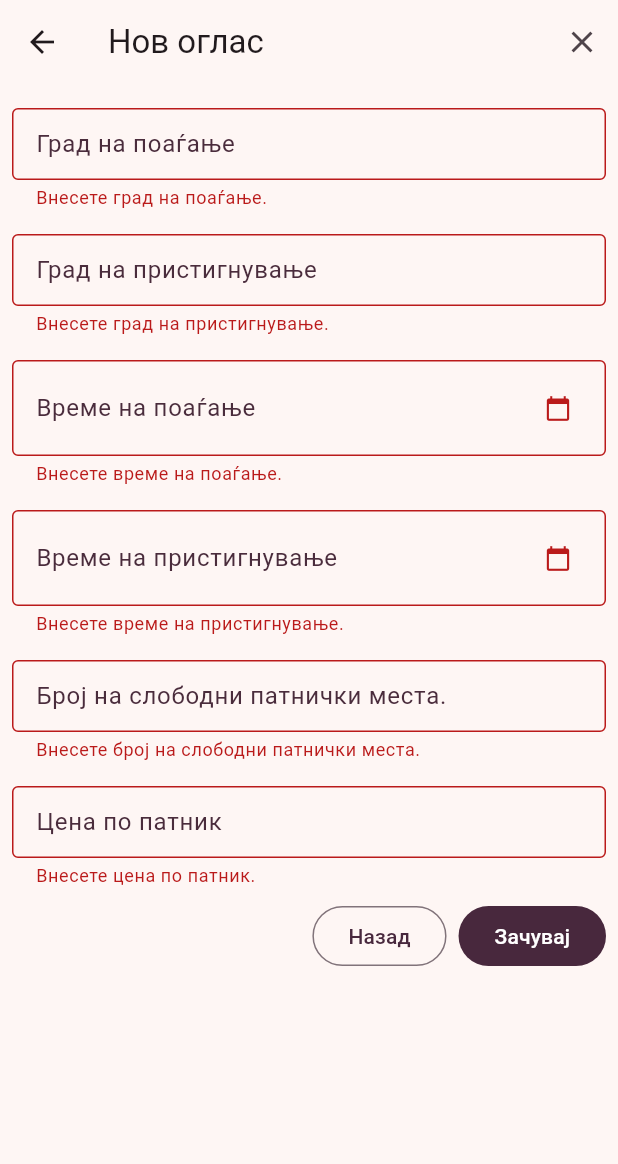
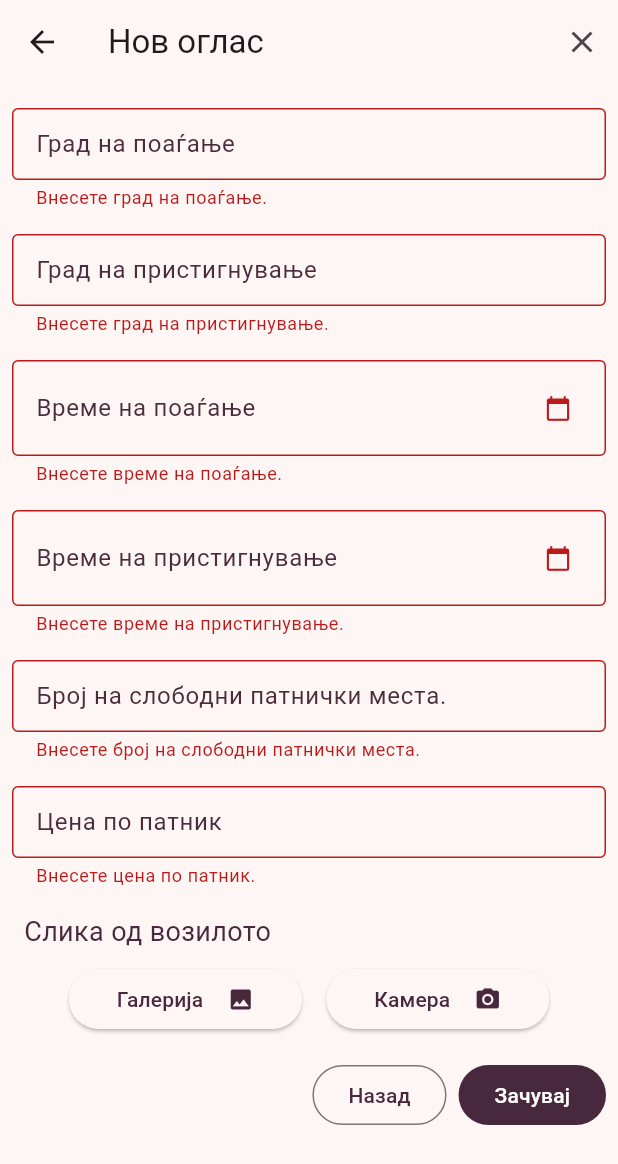
Before and after one commit to peshevskidimitar/fareshare, a Flutter app: the AddPostPage screen opened directly, after a tap on "Зачувај", on a phone screen of 412 x 824 dp. Shown: the top 1164 px of the screen. Run offline on Flutter 3.47's test engine with Material 3 defaults, Android fonts, the phone set to English and light mode, and no system bars; our stand-ins replace bloc, cloud_firestore, equatable, firebase_auth, firebase_core, firebase_storage and 8 more; accounts and stored records are empty; generated files the repository leaves out were written again; network calls fail.

Commit message:
Finalize functionality

```diff
--- a/lib/domain/post.dart
+++ b/lib/domain/post.dart
@@ -1,7 +1,8 @@
 import 'package:cloud_firestore/cloud_firestore.dart';
+import 'package:equatable/equatable.dart';
 import 'package:fareshare/domain/reservation.dart';
 
-class Post {
+class Post extends Equatable {
   final String? id;
   final String userId;
   final String departureCity;
@@ -10,9 +11,10 @@ class Post {
   final DateTime arrivalTime;
   final int passengerSeats;
   final double pricePerPassenger;
+  final String vehicleImageUrl;
   final List<Reservation>? reservations;
 
-  Post({
+  const Post({
     this.id,
     required this.userId,
     required this.departureCity,
@@ -21,18 +23,20 @@ class Post {
     required this.arrivalTime,
     required this.passengerSeats,
     required this.pricePerPassenger,
+    required this.vehicleImageUrl,
     this.reservations,
   });
 
   factory Post.fromSnapshot(DocumentSnapshot<Map<String, dynamic>> snapshot) {
     return Post(
       id: snapshot.id,
-      userId: snapshot.get('userId'),
+      userId: snapshot.get('userId') as String,
       departureCity: snapshot.get('departureCity'),
       arrivalCity: snapshot.get('arrivalCity'),
       departureTime: snapshot.get('departureTime').toDate(),
       arrivalTime: snapshot.get('arrivalTime').toDate(),
       passengerSeats: snapshot.get('passengerSeats'),
+      vehicleImageUrl: snapshot.get('vehicleImageUrl'),
       pricePerPassenger: snapshot.get('pricePerPassenger').toDouble(),
     );
   }
@@ -46,6 +50,21 @@ class Post {
       'arrivalTime': arrivalTime,
       'passengerSeats': passengerSeats,
       'pricePerPassenger': pricePerPassenger,
+      'vehicleImageUrl': vehicleImageUrl,
     };
   }
+
+  @override
+  List<Object?> get props => [
+        id,
+        userId,
+        departureCity,
+        arrivalCity,
+        departureTime,
+        arrivalTime,
+        passengerSeats,
+        pricePerPassenger,
+        vehicleImageUrl,
+        reservations,
+      ];
 }
--- a/lib/domain/reservation.dart
+++ b/lib/domain/reservation.dart
@@ -1,13 +1,14 @@
 import 'package:cloud_firestore/cloud_firestore.dart';
+import 'package:equatable/equatable.dart';
 
-class Reservation {
+class Reservation extends Equatable {
   final String? id;
   final String fullName;
   final String address;
   final String phoneNumber;
   final String location;
 
-  Reservation({
+  const Reservation({
     this.id,
     required this.fullName,
     required this.address,
@@ -34,4 +35,13 @@ class Reservation {
       'location': location,
     };
   }
+
+  @override
+  List<Object?> get props => [
+    id,
+    fullName,
+    address,
+    phoneNumber,
+    location,
+  ];
 }
--- a/lib/presentation/widgets/auth/login_form.dart
+++ b/lib/presentation/widgets/auth/login_form.dart
@@ -21,7 +21,7 @@ class LoginForm extends StatelessWidget {
               ),
             );
         } else if (state.status.isSuccess) {
-          ScaffoldMessenger.of(context).hideCurrentSnackBar();
+          ScaffoldMessenger.of(context).clearSnackBars();
           Navigator.pop(context);
         }
       },
--- a/lib/presentation/widgets/auth/register_form.dart
+++ b/lib/presentation/widgets/auth/register_form.dart
@@ -11,7 +11,7 @@ class RegisterForm extends StatelessWidget {
     return BlocListener<RegisterCubit, RegisterState>(
       listener: (context, state) {
         if (state.status.isSuccess) {
-          ScaffoldMessenger.of(context).hideCurrentSnackBar();
+          ScaffoldMessenger.of(context).clearSnackBars();
           Navigator.of(context).pop();
         } else if (state.status.isFailure) {
           ScaffoldMessenger.of(context)
--- /dev/null
+++ b/lib/presentation/widgets/image_picker/image_picker_widget.dart
@@ -0,0 +1,101 @@
+import 'package:flutter/foundation.dart';
+import 'package:flutter/material.dart';
+import 'package:image_picker/image_picker.dart';
+
+class ImagePickerWidget extends StatefulWidget {
+  final void Function(XFile? image) setImage;
+
+  const ImagePickerWidget({super.key, required this.setImage});
+
+  @override
+  State<ImagePickerWidget> createState() => _ImagePickerWidgetState();
+}
+
+class _ImagePickerWidgetState extends State<ImagePickerWidget> {
+  XFile? image;
+
+  Future<void> _pickImage(ImageSource source) async {
+    try {
+      final image = await ImagePicker().pickImage(source: source);
+      widget.setImage(image);
+    } on Exception catch (e) {
+      if (kDebugMode) {
+        print(e);
+      }
+    }
+  }
+
+  @override
+  Widget build(BuildContext context) {
+    return Container(
+        margin: const EdgeInsets.symmetric(vertical: 8.0),
+        child: Column(
+          crossAxisAlignment: CrossAxisAlignment.start,
+          children: [
+            const Padding(
+              padding: EdgeInsets.symmetric(horizontal: 8.0),
+              child: Text(
+                'Слика од возилото',
+                style: TextStyle(
+                  fontSize: 18,
+                  color: Color.fromRGBO(72, 40, 61, 1.0),
+                ),
+              ),
+            ),
+            Row(
+              mainAxisAlignment: MainAxisAlignment.center,
+              children: [
+                Padding(
+                  padding: const EdgeInsets.all(8.0),
+                  child: ElevatedButton(
+                    onPressed: () => _pickImage(ImageSource.gallery),
+                    style: ElevatedButton.styleFrom(
+                      backgroundColor: const Color.fromRGBO(254, 246, 244, 1.0),
+                      foregroundColor: const Color.fromRGBO(72, 40, 61, 1.0),
+                    ),
+                    child: const Row(
+                      children: [
+                        Padding(
+                          padding: EdgeInsets.symmetric(horizontal: 8.0),
+                          child: Text('Галерија'),
+                        ),
+                        Padding(
+                          padding: EdgeInsets.symmetric(horizontal: 8.0),
+                          child: Icon(
+                            Icons.photo,
+                          ),
+                        )
+                      ],
+                    ),
+                  ),
+                ),
+                Padding(
+                  padding: const EdgeInsets.all(8.0),
+                  child: ElevatedButton(
+                    onPressed: () => _pickImage(ImageSource.camera),
+                    style: ElevatedButton.styleFrom(
+                      backgroundColor: const Color.fromRGBO(254, 246, 244, 1.0),
+                      foregroundColor: const Color.fromRGBO(72, 40, 61, 1.0),
+                    ),
+                    child: const Row(
+                      children: [
+                        Padding(
+                          padding: EdgeInsets.symmetric(horizontal: 8.0),
+                          child: Text('Камера'),
+                        ),
+                        Padding(
+                          padding: EdgeInsets.symmetric(horizontal: 8.0),
+                          child: Icon(
+                            Icons.camera_alt,
+                          ),
+                        )
+                      ],
+                    ),
+                  ),
+                )
+              ],
+            ),
+          ],
+        ));
+  }
+}
--- a/lib/presentation/widgets/post/add_post_form.dart
+++ b/lib/presentation/widgets/post/add_post_form.dart
@@ -1,9 +1,15 @@
+import 'dart:io';
+
+import 'package:fareshare/presentation/widgets/image_picker/image_picker_widget.dart';
 import 'package:fareshare/service/blocs/app/app_bloc.dart';
 import 'package:fareshare/service/blocs/post/post_bloc.dart';
 import 'package:fareshare/domain/post.dart';
+import 'package:firebase_storage/firebase_storage.dart';
+import 'package:flutter/foundation.dart';
 import 'package:flutter/material.dart';
 import 'package:flutter/services.dart';
 import 'package:flutter_bloc/flutter_bloc.dart';
+import 'package:image_picker/image_picker.dart';
 import 'package:intl/intl.dart';
 
 class AddPostForm extends StatefulWidget {
@@ -27,6 +33,27 @@ class _AddPostFormState extends State<AddPostForm> {
       TextEditingController();
   final TextEditingController _pricePerPassengerController =
       TextEditingController();
+  XFile? image;
+
+  void _setImage(XFile? image) {
+    this.image = image;
+  }
+
+  Future<String?> _saveImage() async {
+    String uniqueFileName = '${DateTime.now().millisecondsSinceEpoch}.jpg';
+    Reference referenceRoot = FirebaseStorage.instance.ref();
+    Reference referenceDirImages = referenceRoot.child('images');
+    Reference referenceImageToUpload = referenceDirImages.child(uniqueFileName);
+    try {
+      await referenceImageToUpload.putFile(File(image!.path));
+      return await referenceImageToUpload.getDownloadURL();
+    } catch (e) {
+      if (kDebugMode) {
+        print(e);
+      }
+    }
+    return null;
+  }
 
   Future<DateTime?> pickDate(DateTime dateTime) => showDatePicker(
         builder: (context, child) {
@@ -103,9 +130,18 @@ class _AddPostFormState extends State<AddPostForm> {
     });
   }
 
-  void _submitData() {
+  Future<void> _submitData() async {
     if (!_formKey.currentState!.validate()) return;
-    final user = context.select((AppBloc bloc) => bloc.state.user);
+    if (image == null) {
+      ScaffoldMessenger.of(context).showSnackBar(
+        const SnackBar(
+          content: Text('Изберете слика.'),
+        ),
+      );
+      return;
+    }
+    Navigator.pop(context);
+    final user = context.read<AppBloc>().state.user;
     context.read<PostBloc>().add(
           AddPost(
             Post(
@@ -117,10 +153,10 @@ class _AddPostFormState extends State<AddPostForm> {
               passengerSeats: int.parse(_passengerSeatsController.text.trim()),
               pricePerPassenger:
                   double.parse(_pricePerPassengerController.text.trim()),
+              vehicleImageUrl: (await _saveImage())!,
             ),
           ),
         );
-    Navigator.pop(context);
   }
 
   @override
@@ -276,9 +312,7 @@ class _AddPostFormState extends State<AddPostForm> {
                   }
                   return null;
                 },
-                inputFormatters: [
-                  FilteringTextInputFormatter.digitsOnly
-                ],
+                inputFormatters: [FilteringTextInputFormatter.digitsOnly],
                 keyboardType: const TextInputType.numberWithOptions(
                   signed: false,
                   decimal: false,
@@ -317,6 +351,9 @@ class _AddPostFormState extends State<AddPostForm> {
                 ),
               ),
             ),
+            ImagePickerWidget(
+              setImage: _setImage,
+            ),
             Row(
               mainAxisAlignment: MainAxisAlignment.end,
               children: [
```
Also changed, not shown: lib/presentation/pages/post/post_details_page.dart (+16 -4 lines), lib/presentation/widgets/post/post_list_tile.dart (+7 -3 lines), lib/presentation/widgets/post/posts_list.dart (+15 -19 lines), pubspec.yaml (+9 -0 lines), assets/icon/car.png (added), assets/icon/icon.png (added), pubspec.lock, 58 other files.
